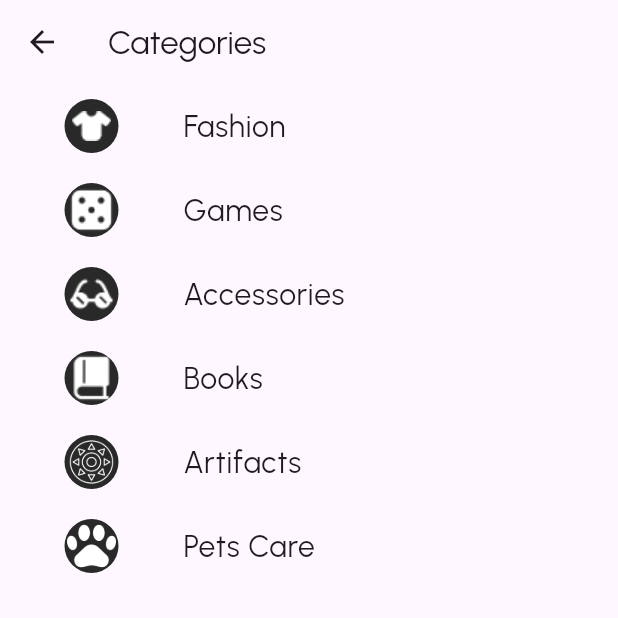
After one commit to mhammadgammal/slash_store, a Flutter app: the screen it shows after launch, after a tap on "See all", on a phone screen of 412 x 824 dp, the top half of it. The commit adds this screen. Run offline on Flutter 3.47's test engine with Material 3 defaults, Android fonts, the phone set to English and light mode, and no system bars; our stand-ins replace carousel_slider, dio, flutter_bloc, smooth_page_indicator; network calls fail.

Commit message:
finish layout

```diff
--- a/lib/core/router/router.dart
+++ b/lib/core/router/router.dart
@@ -1,14 +1,12 @@
 import 'package:flutter/material.dart';
 import 'package:slash_store/core/router/router_helper.dart';
-import 'package:slash_store/features/cart/cart_screen.dart';
-import 'package:slash_store/features/favorite/favorite_screen.dart';
-import 'package:slash_store/features/home/presentation/home_screen/home.dart';
 import 'package:flutter_bloc/flutter_bloc.dart';
 import 'package:slash_store/features/layout/app_layout.dart';
 import 'package:slash_store/features/layout/cubit/app_cubit.dart';
-import 'package:slash_store/features/profile/profile_screen.dart';
-import 'package:slash_store/features/search/search_screen.dart';
-import '../../features/home/presentation/home_screen/cubit/home_cubit.dart';
+
+import '../../features/home/presentation/sub_screens/reminder_screen.dart';
+import '../../features/home/presentation/sub_screens/see_all_categories_screen.dart';
+import '../../features/home/presentation/sub_screens/see_all_products_screen.dart';
 
 abstract class AppRouter {
   static final Map<String, WidgetBuilder> generateRoutes = {
@@ -16,13 +14,9 @@ abstract class AppRouter {
           create: (context) => AppCubit(),
           child: const AppLayout(),
         ),
-    RouterHelper.home: (context) => BlocProvider(
-          create: (context) => HomeCubit()..fetchData(),
-          child: const HomeScreen(),
-        ),
-    RouterHelper.cart: (context) => const CartScreen(),
-    RouterHelper.favorites: (context) => const FavoriteScreen(),
-    RouterHelper.profile: (context) => const ProfileScreen(),
-    RouterHelper.search: (context) => const SearchScreen(),
+    RouterHelper.reminder: (_) => ReminderScreen(),
+    RouterHelper.seeAllCategories: (_) => SeeAllCategoriesScreen(),
+    RouterHelper.seeAllProducts: (_) => SeeAllProductsScreen(),
+
   };
 }
--- a/lib/core/router/router_helper.dart
+++ b/lib/core/router/router_helper.dart
@@ -1,8 +1,6 @@
 abstract class RouterHelper {
   static const layout = '/';
-  static const home = '/home';
-  static const search = '/search';
-  static const cart = '/cart';
-  static const favorites = '/favorites';
-  static const profile = '/profile';
+  static const reminder = '/reminder';
+  static const seeAllProducts = '/see_all_products';
+  static const seeAllCategories = '/see_all_categories';
 }
--- a/lib/core/widgets/see_all_row.dart
+++ b/lib/core/widgets/see_all_row.dart
@@ -1,12 +1,15 @@
 import 'package:flutter/material.dart';
 
 class SeeAllRow extends StatelessWidget {
-  const SeeAllRow({super.key});
+  const SeeAllRow({super.key, required this.onSeeAllRowTab});
 
+  final void Function() onSeeAllRowTab;
   @override
   Widget build(BuildContext context) {
-    return const Row(children: [
-      Text(
+    return Row(children: [
+      GestureDetector(
+        onTap: onSeeAllRowTab,
+        child: const Text(
           'See all',
           style: TextStyle(
               fontSize: 25.0,
@@ -14,7 +17,8 @@ class SeeAllRow extends StatelessWidget {
               fontWeight: FontWeight.w600,
               fontFamily: 'Urbanist'),
         ),
-      Icon(Icons.arrow_forward_ios),
+      ),
+      const Icon(Icons.arrow_forward_ios),
     ]);
   }
 }
--- a/lib/features/home/presentation/home_screen/cubit/home_cubit.dart
+++ b/lib/features/home/presentation/home_screen/cubit/home_cubit.dart
@@ -1,7 +1,5 @@
 import 'package:flutter_bloc/flutter_bloc.dart';
 import 'package:flutter/material.dart';
-import 'package:slash_store/core/router/navigator.dart';
-import 'package:slash_store/core/router/router_helper.dart';
 import 'package:slash_store/core/theme/app_images.dart';
 import 'package:slash_store/features/home/domain/entity/product_model.dart';
 import 'package:slash_store/features/home/domain/usecase/get_best_selling.dart';
@@ -42,26 +40,22 @@ class HomeCubit extends Cubit<HomeState> {
     ),
   ];
 
-  List<(String ic, String title, String route)> bottomNavItems = [
+  List<(String ic, String title)> bottomNavItems = [
     (
       AppImages.homeIc,
       'Home',
-      RouterHelper.home,
     ),
     (
       AppImages.heartIc,
       'Favorite',
-      RouterHelper.favorites,
     ),
     (
       AppImages.cartIc,
       'Cart',
-      RouterHelper.cart,
     ),
     (
       AppImages.profileIc,
       'Profile',
-      RouterHelper.profile,
     ),
   ];
   List<String> bottomNavIcs = [
@@ -92,7 +86,7 @@ class HomeCubit extends Cubit<HomeState> {
 
   void changeCurrentBottomNavIndex(context, int index) {
     currentBottomNavIndex = index;
-    AppNavigator.navigateToPopPush(context, bottomNavItems[index].$3);
+
     emit(BottomNavBarIndexChangedState());
   }
 }
--- a/lib/features/home/presentation/home_screen/widgets/categories_widget.dart
+++ b/lib/features/home/presentation/home_screen/widgets/categories_widget.dart
@@ -1,4 +1,5 @@
 import 'package:flutter/material.dart';
+import 'package:slash_store/core/router/navigator.dart';
 import 'package:slash_store/core/widgets/see_all_row.dart';
 
 class CategoryWidget extends StatelessWidget {
@@ -26,7 +27,7 @@ class CategoryWidget extends StatelessWidget {
                       Theme.of(context).textTheme.bodyMedium!.fontFamily,
                 ),
               ),
-              const SeeAllRow(),
+              SeeAllRow(onSeeAllRowTab: () => AppNavigator.navigateToAllCategories(context, categories),),
             ],
           ),
           //Expanded
--- a/lib/features/home/presentation/home_screen/widgets/products_widget.dart
+++ b/lib/features/home/presentation/home_screen/widgets/products_widget.dart
@@ -1,4 +1,5 @@
 import 'package:flutter/material.dart';
+import 'package:slash_store/core/router/navigator.dart';
 import 'package:slash_store/core/widgets/see_all_row.dart';
 import '../../../domain/entity/product_model.dart';
 
@@ -12,10 +13,7 @@ class ProductsWidget extends StatelessWidget {
   Widget build(BuildContext context) {
     return Container(
       padding: const EdgeInsetsDirectional.only(
-        top: 10.0,
-        start: 10.0,
-        end: 10.0,
-        bottom: 0.0),
+          top: 10.0, start: 10.0, end: 10.0, bottom: 0.0),
       width: MediaQuery.of(context).size.width,
       height: 280.0,
       child: Column(
@@ -33,7 +31,10 @@ class ProductsWidget extends StatelessWidget {
                       Theme.of(context).textTheme.bodyMedium!.fontFamily,
                 ),
               ),
-              const SeeAllRow(),
+              SeeAllRow(
+                onSeeAllRowTab: () =>
+                    AppNavigator.navigateToAllProducts(context, products),
+              ),
             ],
           ),
           Flexible(
--- /dev/null
+++ b/lib/features/home/presentation/sub_screens/see_all_categories_screen.dart
@@ -0,0 +1,40 @@
+import 'package:flutter/material.dart';
+
+class SeeAllCategoriesScreen extends StatelessWidget {
+  const SeeAllCategoriesScreen({
+    super.key,
+  });
+
+  @override
+  Widget build(BuildContext context) {
+    List<(String, String)> categories =
+        ModalRoute.of(context)?.settings.arguments as List<(String, String)>;
+    return Scaffold(
+      appBar: AppBar(
+        title: Text('Categories'),
+      ),
+      body: ListView.builder(
+        itemCount: categories.length,
+        physics: const BouncingScrollPhysics(),
+        itemBuilder: (_, index) {
+        return ListTile(
+          leading: Padding(
+            padding: const EdgeInsets.all(10.0),
+            child: CircleAvatar(
+              backgroundColor: const Color.fromRGBO(41, 41, 41, 1.0),
+              radius: 35.0,
+              child: Image.asset(
+                categories[index].$2,
+                color: Colors.white,
+              ),
+            ),
+          ),
+          title: Text(
+            categories[index].$1,
+            style: const TextStyle(fontSize: 20.0),
+          ),
+        );
+      }),
+    );
+  }
+}
```
Also changed, not shown: lib/core/router/navigator.dart (+11 -19 lines), lib/features/home/presentation/sub_screens/reminder_screen.dart (added, +20 -0 lines), lib/features/home/presentation/sub_screens/see_all_products_screen.dart (added, +73 -0 lines), lib/features/layout/app_layout.dart (+8 -15 lines). Lines whose indentation alone changed are shown as unchanged.
